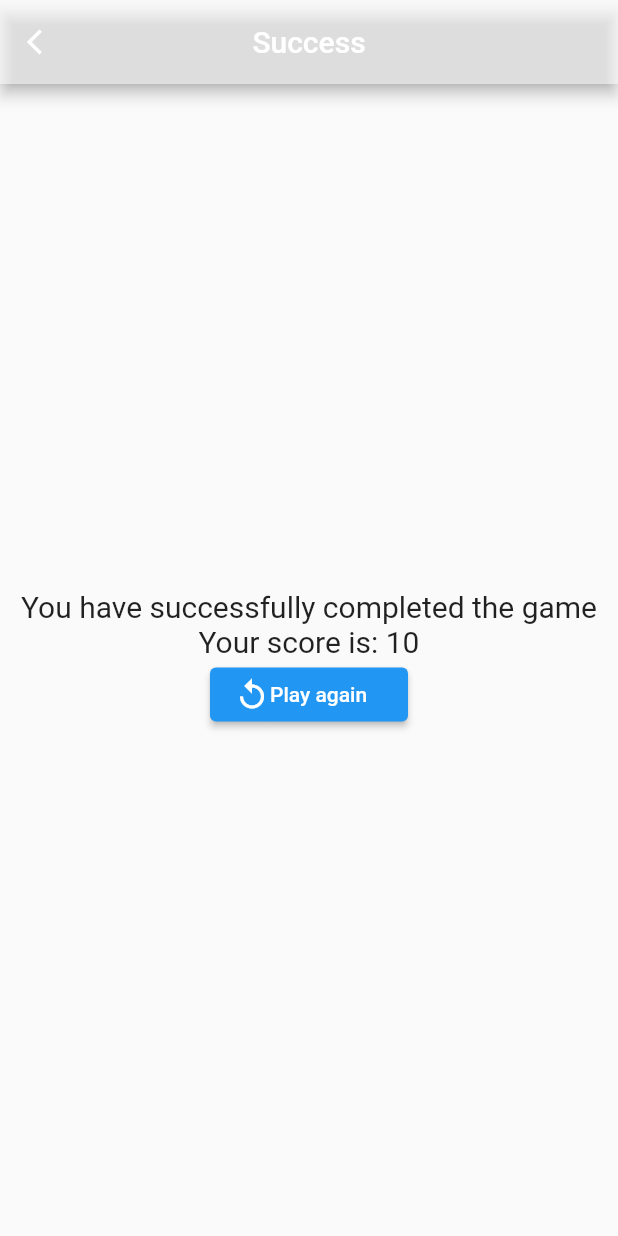
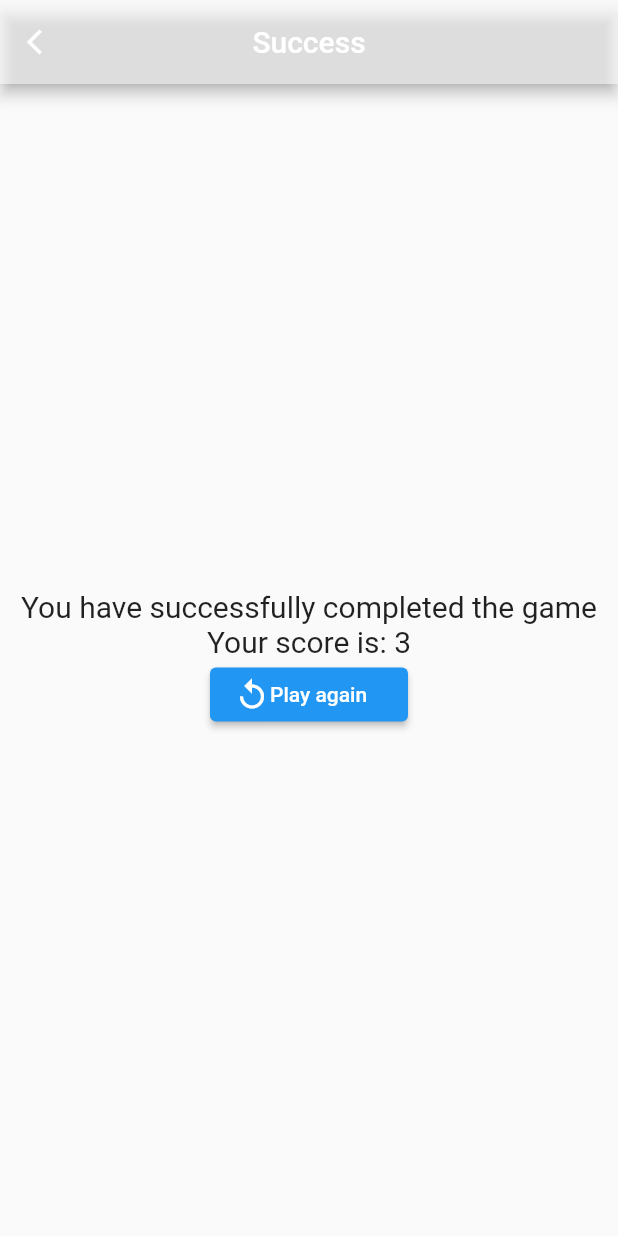
Before and after one commit to SriGiriT/Mind-Game, a Flutter app: the Success screen opened by its route, on a phone screen of 412 x 824 dp. Run offline on Flutter 3.47's test engine with Material 2 defaults, Android fonts, the phone set to English and light mode, and no system bars; our stand-ins replace google_mobile_ads; network calls fail.

Commit message:
Fixed bugs

```diff
--- a/lib/screens/Success.dart
+++ b/lib/screens/Success.dart
@@ -30,9 +30,11 @@ class _SuccessState extends State<Success> {
           child: Column(
             mainAxisAlignment: MainAxisAlignment.center,
             children: [
-              Text('You have successfully completed the game',
-                  style: TextStyle(fontSize: 20)),
-              Text('Your score is: 10', style: TextStyle(fontSize: 20)),
+              Center(
+                child: Text('You have successfully completed the game',
+                    style: TextStyle(fontSize: 20)),
+              ),
+              Text('Your score is: 3', style: TextStyle(fontSize: 20)),
               ElevatedButton(
                 onPressed: () {
                   Navigator.pushNamed(context, '/');
--- a/lib/screens/Wrong.dart
+++ b/lib/screens/Wrong.dart
@@ -30,7 +30,7 @@ class _WrongState extends State<Wrong> {
           child: Column(
             mainAxisAlignment: MainAxisAlignment.center,
             children: [
-              Text('You have failed the game', style: TextStyle(fontSize: 20)),
+              Center(child: Text('You have failed the game', style: TextStyle(fontSize: 20))),
               ElevatedButton(
                 onPressed: () {
                   Navigator.pushNamed(context, '/');
```
Also changed, not shown: lib/screens/Game6.dart (+8 -6 lines), 1 other file.
